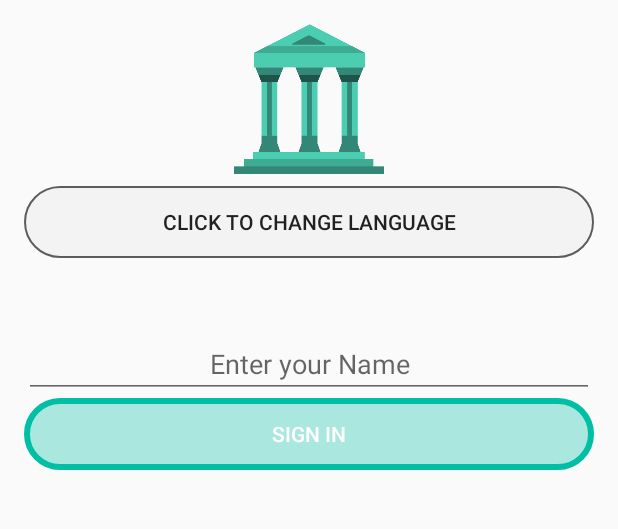
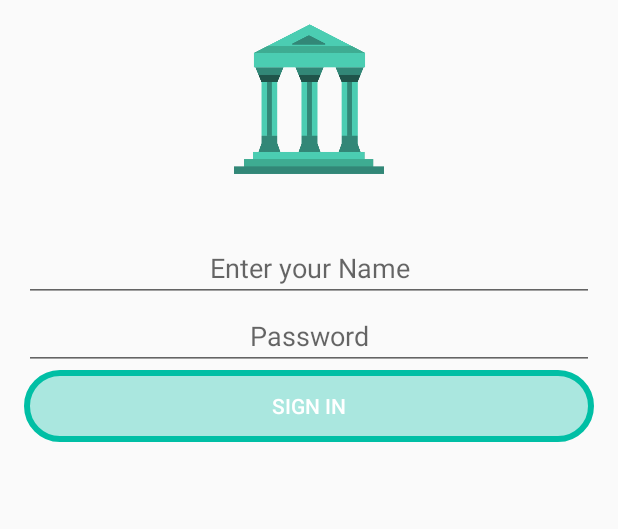
Before and after one commit to Mathless/MuseumQuests, an Android app: the screen it shows after launch (Start), on a phone screen of 412 x 824 dp, the part 181-710 px from its top. Run offline under Robolectric (Android 15) with nearby library versions, the phone set to English and light mode, and no system bars; our stand-ins replace Firebase (no records; nobody signed in at launch, a user with empty details on screens opened directly); libraries missing offline, so code that uses them is left out: com.example.

Commit message:
Final update with quests, login, demo points

```diff
--- a/app/src/main/java/com/example/MuseumQuests/QuestInfo.kt
+++ b/app/src/main/java/com/example/MuseumQuests/QuestInfo.kt
@@ -19,6 +19,7 @@ class QuestInfo : AppCompatActivity() {
         const val KEY_QUESTION_NUM = "key_to_question"
         var username_current :String = ""
         var id_current : Int = -1
+        var points_current : Int = -1
         var totalPoints = 0
     }
 
--- a/app/src/main/java/com/example/MuseumQuests/QuestList.kt
+++ b/app/src/main/java/com/example/MuseumQuests/QuestList.kt
@@ -7,6 +7,7 @@ import android.os.Bundle
 import android.widget.ArrayAdapter
 import android.widget.ListAdapter
 import android.widget.TextView
+import com.example.MuseumQuests.QuestInfo.Companion.totalPoints
 import com.google.firebase.database.DataSnapshot
 import com.google.firebase.database.DatabaseError
 import com.google.firebase.database.FirebaseDatabase
@@ -27,6 +28,7 @@ class QuestList : AppCompatActivity() {
                 val intent = Intent(this, QuestInfo::class.java)
                 val value : Int = index
                 intent.putExtra(QuestInfo.KEY_QUEST_NUM, value)
+                totalPoints = 0
                 startActivity(intent)
         }
     }
--- a/app/src/main/java/com/example/MuseumQuests/Start.kt
+++ b/app/src/main/java/com/example/MuseumQuests/Start.kt
@@ -9,6 +9,7 @@ import android.widget.ListAdapter
 import android.widget.TextView
 import android.widget.Toast
 import com.example.MuseumQuests.QuestInfo.Companion.id_current
+import com.example.MuseumQuests.QuestInfo.Companion.points_current
 import com.example.MuseumQuests.QuestInfo.Companion.username_current
 import com.google.firebase.database.DataSnapshot
 import com.google.firebase.database.DatabaseError
@@ -33,8 +34,6 @@ class Start : AppCompatActivity() {
             username_current = username.text.toString()
             findPerson(0, username_current, intent)
         }
-
-
     }
 
     fun findPerson (i : Int, username : String, intent : Intent) {
@@ -43,7 +42,6 @@ class Start : AppCompatActivity() {
             override fun onCancelled(p0: DatabaseError) {
                 println("not implemented")
             }
-
             override fun onDataChange(p0: DataSnapshot) {
                 val post = p0.getValue(String::class.java).toString()
                 if (post != "null") {
--- a/app/src/main/res/layout/activity_start.xml
+++ b/app/src/main/res/layout/activity_start.xml
@@ -23,12 +23,6 @@
                 android:layout_height="100dp"
                 android:id="@+id/imageView2"
                 android:src="@drawable/mueseum"/>
-        <Button android:layout_width="match_parent"
-                android:layout_height="wrap_content"
-                android:text="click to change language"
-                android:layout_marginVertical="8dp"
-                android:background="@drawable/change_language_button"
-        />
 
         <ImageView
                 android:layout_width="match_parent"
@@ -41,6 +35,12 @@
                   android:gravity="center_horizontal"
                   android:id="@+id/username"
                 />
+        <EditText android:layout_width="match_parent" android:layout_height="wrap_content"
+                  android:focusable="true"
+                  android:hint="Password"
+                  android:gravity="center_horizontal"
+                  android:id="@+id/password"
+        />
 
         <Button android:layout_width="match_parent" android:layout_height="wrap_content"
                 android:background="@drawable/button_start"
```
Also changed, not shown: app/src/main/java/com/example/MuseumQuests/Result.kt (+7 -0 lines).
